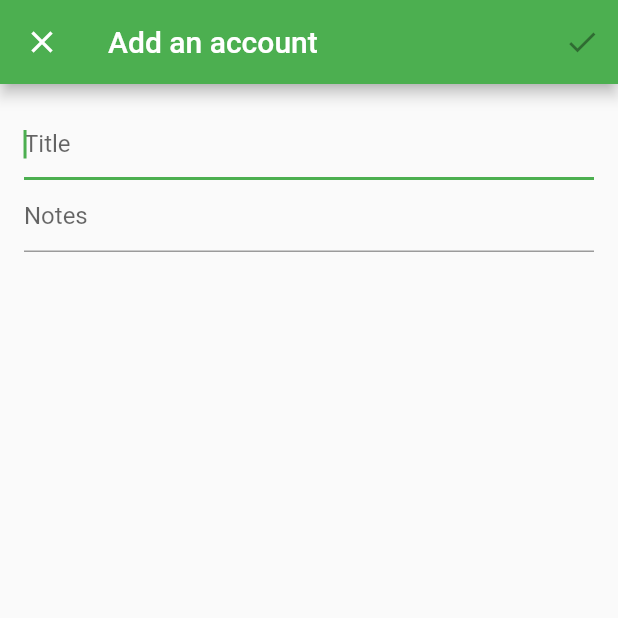
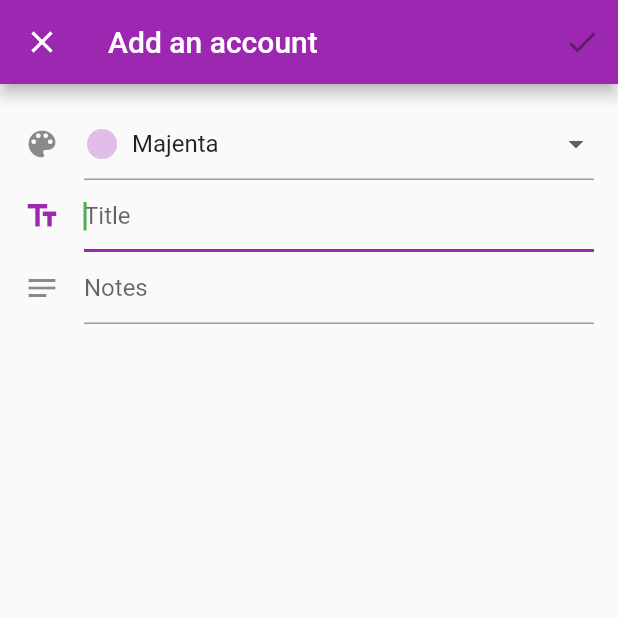
Before and after one commit to AverageHelper/accountable, a Flutter app: the screen it shows after launch, after a tap on the "add" icon, on a phone screen of 412 x 824 dp, the top half of it. Run offline on Flutter 3.47's test engine with Material 2 defaults, Android fonts, the light colour scheme and no system bars; missing offline and left inert: flutter_data.

Commit message:
Add proper color selection

```diff
--- a/lib/data/moneyAccounts.dart
+++ b/lib/data/moneyAccounts.dart
@@ -1,4 +1,5 @@
 import 'package:accountable/model/MoneyAccount.dart';
+import 'package:accountable/model/StandardColor.dart';
 import 'package:flutter/material.dart';
 
 Map<String, MoneyAccount>? loadedAccounts;
@@ -26,10 +27,12 @@ VoidCallback watchMoneyAccountsForUser(Function(Map<String, MoneyAccount>) cb) {
 Future<MoneyAccount> createMoneyAccount({
   required String title,
   required String? notes,
+  required StandardColor? color,
 }) async {
   MoneyAccount newAccount = new MoneyAccount(
     title: title,
     notes: notes,
+    color: color,
   );
 
   // TODO: Talk to the server instead; let the watcher handle updating the cache
--- /dev/null
+++ b/lib/extensions/String.dart
@@ -0,0 +1,5 @@
+extension StringExtension on String {
+  String capitalized() {
+    return "${this[0].toUpperCase()}${this.substring(1)}";
+  }
+}
--- a/lib/main.dart
+++ b/lib/main.dart
@@ -1,5 +1,6 @@
 import 'package:accountable/data/moneyAccounts.dart';
 import 'package:accountable/model/MoneyAccount.dart';
+import 'package:accountable/model/StandardColor.dart';
 import 'package:accountable/pages/CreateAccount.dart';
 import 'package:flutter/material.dart';
 
@@ -13,6 +14,11 @@ class App extends StatelessWidget {
     return MaterialApp(
       title: 'accountable',
       theme: ThemeData(
+        brightness: Brightness.light,
+        primarySwatch: Colors.green,
+      ),
+      darkTheme: ThemeData(
+        brightness: Brightness.dark,
         primarySwatch: Colors.green,
       ),
       home: AccountsList(),
@@ -86,6 +92,10 @@ class _AccountsListPageState extends State<AccountsList> {
     return ListTile(
       title: Text(account.title),
       subtitle: account.notes != null ? Text(account.notes!) : null,
+      leading: Icon(
+        Icons.circle,
+        color: account.color.primaryColor,
+      ),
     );
   }
 
--- a/lib/model/Color.dart
+++ /dev/null
@@ -1,33 +0,0 @@
-import 'package:flutter/foundation.dart';
-
-/// A color value.
-enum Color {
-  red,
-  orange,
-  yellow,
-  green,
-  majenta,
-  blue,
-  purple,
-  brown,
-}
-
-extension ColorExtension on Color {
-  /// The name of the color value.
-  String get name => describeEnum(this);
-
-  /// Returns a color value that corresponds to the provided `name`, or `null` if no match was found.
-  static Color? fromRaw(String name) {
-    try {
-      return Color.values
-          .firstWhere((e) => describeEnum(e) == name || e.toString() == name);
-    } catch (e) {
-      return null;
-    }
-  }
-}
-
-/// Returns a random color value.
-Color randomColor() {
-  return Color.red;
-}
--- a/lib/model/MoneyAccount.dart
+++ b/lib/model/MoneyAccount.dart
@@ -1,11 +1,11 @@
-import 'package:accountable/model/Color.dart';
+import 'package:accountable/model/StandardColor.dart';
 import 'package:accountable/model/UUID.dart';
 import 'package:flutter_data/flutter_data.dart';
 
 class MoneyAccount with DataModel<MoneyAccount> {
   @override
   final String id;
-  final Color color;
+  final StandardColor color;
   final String title;
   final String? notes;
 
@@ -18,7 +18,7 @@ class MoneyAccount with DataModel<MoneyAccount> {
 
   factory MoneyAccount({
     String? id,
-    Color? color,
+    StandardColor? color,
     required String title,
     String? notes,
   }) {
--- /dev/null
+++ b/lib/model/StandardColor.dart
@@ -0,0 +1,78 @@
+import 'dart:math';
+import 'package:flutter/foundation.dart';
+import 'package:flutter/material.dart';
+
+/// A color value.
+enum StandardColor {
+  red,
+  orange,
+  yellow,
+  green,
+  majenta,
+  blue,
+  purple,
+  brown,
+}
+
+extension StandardColorExtension on StandardColor {
+  /// Returns a color value that corresponds to the provided `name`, or `null` if no match was found.
+  static StandardColor? fromRaw(String name) {
+    try {
+      return StandardColor.values
+          .firstWhere((e) => describeEnum(e) == name || e.toString() == name);
+    } catch (e) {
+      return null;
+    }
+  }
+
+  /// The name of the color value.
+  String get name => describeEnum(this);
+
+  Color get primaryColor {
+    switch (this) {
+      case StandardColor.red:
+        return Colors.red.shade500;
+      case StandardColor.orange:
+        return Colors.orange.shade500;
+      case StandardColor.yellow:
+        return Colors.yellow.shade500;
+      case StandardColor.green:
+        return Colors.green.shade500;
+      case StandardColor.majenta:
+        return Colors.purple.shade100;
+      case StandardColor.blue:
+        return Colors.blue.shade500;
+      case StandardColor.purple:
+        return Colors.purple.shade500;
+      case StandardColor.brown:
+        return Colors.brown.shade300;
+    }
+  }
+
+  MaterialColor get materialColor {
+    switch (this) {
+      case StandardColor.red:
+        return Colors.red;
+      case StandardColor.orange:
+        return Colors.orange;
+      case StandardColor.yellow:
+        return Colors.yellow;
+      case StandardColor.green:
+        return Colors.green;
+      case StandardColor.majenta:
+        return Colors.purple;
+      case StandardColor.blue:
+        return Colors.blue;
+      case StandardColor.purple:
+        return Colors.purple;
+      case StandardColor.brown:
+        return Colors.brown;
+    }
+  }
+}
+
+/// Returns a random color value.
+StandardColor randomColor() {
+  final Random random = new Random();
+  return StandardColor.values[random.nextInt(StandardColor.values.length)];
+}
--- a/lib/pages/CreateAccount.dart
+++ b/lib/pages/CreateAccount.dart
@@ -1,3 +1,5 @@
+import 'package:accountable/model/StandardColor.dart';
+import 'package:accountable/extensions/String.dart';
 import 'package:flutter/material.dart';
 
 /// A dialog that requests metadata about an account.
@@ -8,6 +10,7 @@ class CreateAccountPage extends StatefulWidget {
   final void Function({
     required String title,
     required String notes,
+    required StandardColor color,
   }) onFinished;
 
   @override
@@ -18,10 +21,19 @@ class _CreateAccountPageState extends State<CreateAccountPage> {
   final GlobalKey<FormState> _formKey = GlobalKey();
   final TextEditingController nameFieldController = TextEditingController();
   final TextEditingController notesFieldController = TextEditingController();
+  StandardColor selectedColor = randomColor();
 
   bool canCreateAccount = false;
 
   void onTextFieldChanged(String s) {
+    checkCanCreateAccount();
+  }
+
+  void onColorChanged(StandardColor? value) {
+    final StandardColor color = value ?? randomColor();
+    setState(() {
+      this.selectedColor = color;
+    });
     checkCanCreateAccount();
   }
 
@@ -36,14 +48,38 @@ class _CreateAccountPageState extends State<CreateAccountPage> {
     this.widget.onFinished(
           title: this.nameFieldController.text,
           notes: this.notesFieldController.text,
+          color: this.selectedColor,
+        );
+  }
+
+  Widget colorDropdownItem(StandardColor color) {
+    String title = color.name.capitalized();
+
+    // return Text(title);
+    return Row(
+      children: [
+        Icon(
+          Icons.circle,
+          color: color.primaryColor,
+        ),
+        Container(
+          margin: EdgeInsets.only(left: 8),
+          child: Text(title),
+        ),
+      ],
     );
   }
 
   @override
   Widget build(BuildContext context) {
-    return Scaffold(
+    return Theme(
+      data: ThemeData(
+        brightness: Theme.of(context).brightness,
+        primarySwatch: this.selectedColor.materialColor,
+      ),
+      child: Scaffold(
         appBar: AppBar(
-        title: Text("Add an account"),
+          title: const Text("Add an account"),
           leading: IconButton(
             icon: const Icon(Icons.close),
             onPressed: () {
@@ -68,16 +104,43 @@ class _CreateAccountPageState extends State<CreateAccountPage> {
             padding: const EdgeInsets.all(16),
             child: Column(
               children: <Widget>[
+                // Color
+                DropdownButtonFormField(
+                  decoration: const InputDecoration(
+                    hintText: "Color",
+                    icon: const Icon(Icons.color_lens),
+                  ),
+                  value: this.selectedColor,
+                  onChanged: onColorChanged,
+                  items: StandardColor.values
+                      .map((c) => DropdownMenuItem(
+                            child: colorDropdownItem(c),
+                            value: c,
+                          ))
+                      .toList(),
+                ),
+
+                // Title
                 TextFormField(
                   controller: this.nameFieldController,
-                decoration: const InputDecoration(hintText: "Title"),
+                  decoration: const InputDecoration(
+                    hintText: "Title",
+                    icon: const Icon(
+                      Icons.text_fields,
+                    ),
+                  ),
                   textCapitalization: TextCapitalization.words,
                   onChanged: onTextFieldChanged,
                   autofocus: true,
                 ),
+
+                // Notes
                 TextFormField(
                   controller: this.notesFieldController,
-                decoration: const InputDecoration(hintText: "Notes"),
+                  decoration: const InputDecoration(
+                    hintText: "Notes",
+                    icon: const Icon(Icons.notes),
+                  ),
                   textCapitalization: TextCapitalization.sentences,
                   onChanged: onTextFieldChanged,
                   maxLines: null,
@@ -86,6 +149,7 @@ class _CreateAccountPageState extends State<CreateAccountPage> {
             ),
           ),
         ),
+      ),
     );
   }
 }
```
Lines whose indentation alone changed are shown as unchanged.
